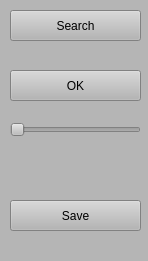
Old version of the form SketchBasedRoadDesign/ControlWidget.ui in the repository gnishida/SketchBasedRoadDesign.
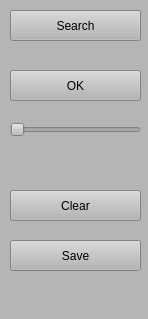
New version of the form.

The edit to the form file:
```diff
--- a/SketchBasedRoadDesign/ControlWidget.ui
+++ b/SketchBasedRoadDesign/ControlWidget.ui
@@ -7,7 +7,7 @@
     <x>0</x>
     <y>0</y>
     <width>148</width>
-    <height>261</height>
+    <height>319</height>
    </rect>
   </property>
   <property name="minimumSize">
@@ -63,7 +63,7 @@
     <property name="geometry">
      <rect>
       <x>10</x>
-      <y>200</y>
+      <y>240</y>
       <width>131</width>
       <height>31</height>
      </rect>
@@ -72,6 +72,19 @@
      <string>Save</string>
     </property>
    </widget>
+   <widget class="QPushButton" name="pushButtonClear">
+    <property name="geometry">
+     <rect>
+      <x>10</x>
+      <y>190</y>
+      <width>131</width>
+      <height>31</height>
+     </rect>
+    </property>
+    <property name="text">
+     <string>Clear</string>
+    </property>
+   </widget>
   </widget>
  </widget>
  <resources/>
```
